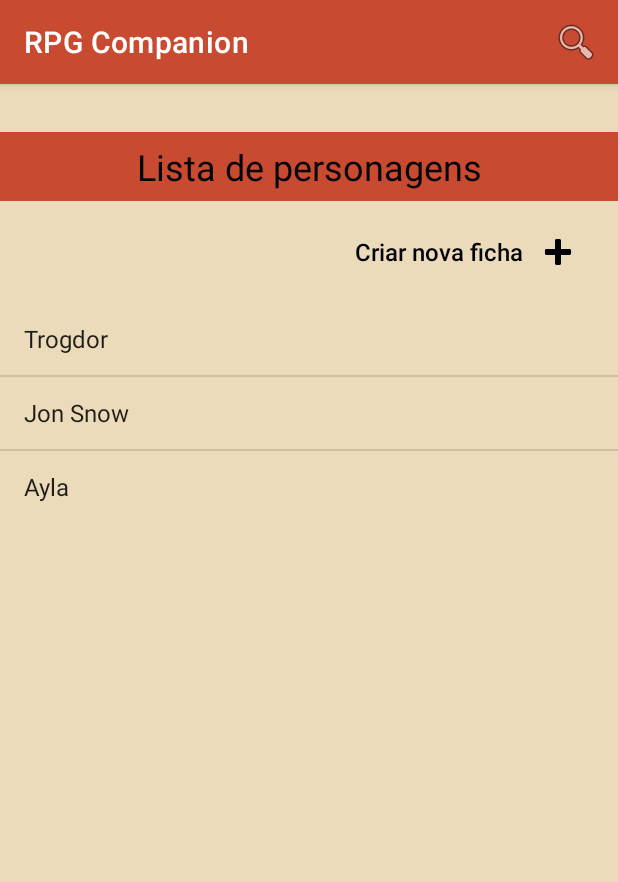
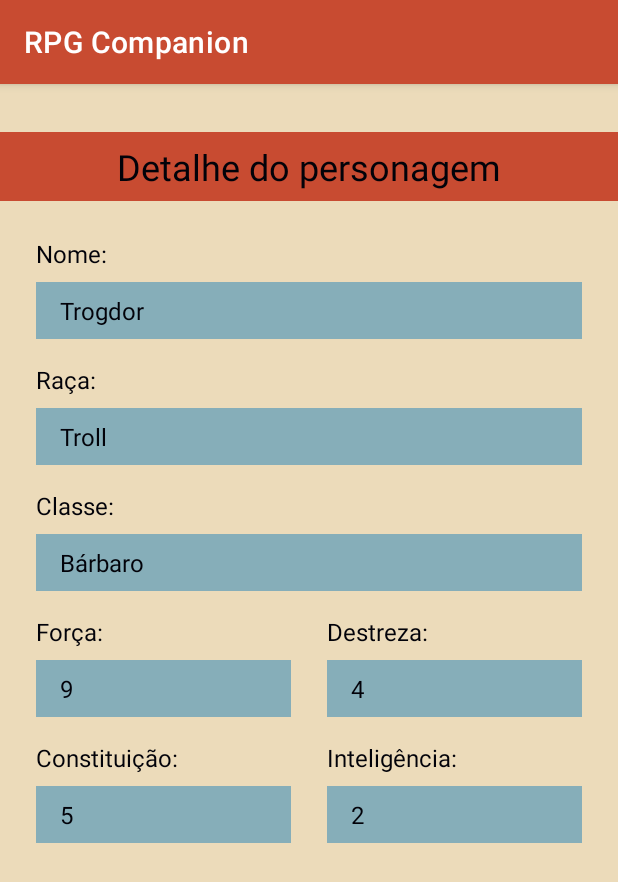
Before and after one commit to JoaoVSouto/rpg-companion-app, an Android app: the screen it shows after launch (MainActivity before the commit, FichaDetalheActivity after it), after a tap on "Trogdor", on a phone screen of 412 x 824 dp. Shown: the top 882 px of the screen. Run offline under Robolectric (Android 15) with nearby library versions, the phone set to English and light mode, and no system bars.

Commit message:
create view ficha detail

```diff
--- a/app/src/main/AndroidManifest.xml
+++ b/app/src/main/AndroidManifest.xml
@@ -10,6 +10,9 @@
         android:supportsRtl="true"
         android:theme="@style/Theme.RPGCompanion">
         <activity
+            android:name=".FichaDetalheActivity"
+            android:exported="false" />
+        <activity
             android:name=".MainActivity"
             android:exported="true">
             <intent-filter>
--- /dev/null
+++ b/app/src/main/java/com/example/rpgcompanion/FichaDetalheActivity.java
@@ -0,0 +1,34 @@
+package com.example.rpgcompanion;
+
+import androidx.appcompat.app.AppCompatActivity;
+import androidx.fragment.app.FragmentManager;
+import androidx.fragment.app.FragmentTransaction;
+
+import android.content.Intent;
+import android.os.Bundle;
+
+import com.example.rpgcompanion.fragmentos.FichaDetalheFragment;
+import com.example.rpgcompanion.model.Ficha;
+
+public class FichaDetalheActivity extends AppCompatActivity {
+
+    @Override
+    protected void onCreate(Bundle savedInstanceState) {
+        super.onCreate(savedInstanceState);
+        setContentView(R.layout.activity_ficha_detalhe);
+
+        Intent it = getIntent();
+
+        Ficha ficha = (Ficha) it.getExtras().getSerializable(FichaDetalheFragment.FICHA);
+
+        FichaDetalheFragment fichaDetalheFragment = FichaDetalheFragment.novaInstancia(ficha);
+
+        FragmentManager fm = getSupportFragmentManager();
+
+        FragmentTransaction ft = fm.beginTransaction();
+
+        ft.replace(R.id.detalhe, fichaDetalheFragment, FichaDetalheFragment.TAG_DETALHE);
+
+        ft.commit();
+    }
+}
--- a/app/src/main/java/com/example/rpgcompanion/MainActivity.java
+++ b/app/src/main/java/com/example/rpgcompanion/MainActivity.java
@@ -3,14 +3,17 @@ package com.example.rpgcompanion;
 import androidx.appcompat.app.AppCompatActivity;
 import androidx.fragment.app.FragmentManager;
 
+import android.content.Intent;
 import android.os.Bundle;
 import android.view.Menu;
 import android.view.MenuItem;
 import android.widget.SearchView;
 
+import com.example.rpgcompanion.fragmentos.FichaDetalheFragment;
 import com.example.rpgcompanion.fragmentos.FichaListaFragment;
+import com.example.rpgcompanion.model.Ficha;
 
-public class MainActivity extends AppCompatActivity {
+public class MainActivity extends AppCompatActivity implements FichaListaFragment.AoClicarNaFicha {
 
     private FichaListaFragment fichaListaFragment;
     private FragmentManager mFragmentManager;
@@ -49,4 +52,11 @@ public class MainActivity extends AppCompatActivity {
 
         return super.onCreateOptionsMenu(menu);
     }
+
+    @Override
+    public void clicouNaFicha(Ficha ficha) {
+        Intent it = new Intent(this, FichaDetalheActivity.class);
+        it.putExtra(FichaDetalheFragment.FICHA, ficha);
+        startActivity(it);
+    }
 }
--- /dev/null
+++ b/app/src/main/java/com/example/rpgcompanion/fragmentos/FichaDetalheFragment.java
@@ -0,0 +1,75 @@
+package com.example.rpgcompanion.fragmentos;
+
+import android.os.Bundle;
+
+import androidx.fragment.app.Fragment;
+
+import android.view.LayoutInflater;
+import android.view.View;
+import android.view.ViewGroup;
+import android.widget.TextView;
+
+import com.example.rpgcompanion.R;
+import com.example.rpgcompanion.model.Ficha;
+
+public class FichaDetalheFragment extends Fragment {
+
+    TextView tvName;
+    TextView tvRace;
+    TextView tvClass;
+    TextView tvForce;
+    TextView tvDexterity;
+    TextView tvConstitution;
+    TextView tvIntelligence;
+
+    public static final String TAG_DETALHE = "tagDetalhes";
+    public static final String FICHA = "ficha";
+
+    Ficha mFicha;
+
+    public FichaDetalheFragment() {}
+
+    public static FichaDetalheFragment novaInstancia(Ficha ficha) {
+        FichaDetalheFragment fichaDetalheFragment = new FichaDetalheFragment();
+
+        Bundle parametros = new Bundle();
+        parametros.putSerializable(FICHA, ficha);
+
+        fichaDetalheFragment.setArguments(parametros);
+
+        return fichaDetalheFragment;
+    }
+
+    @Override
+    public void onCreate(Bundle savedInstanceState) {
+        super.onCreate(savedInstanceState);
+
+        mFicha = (Ficha) getArguments().getSerializable(FICHA);
+    }
+
+    @Override
+    public View onCreateView(LayoutInflater inflater, ViewGroup container,
+                             Bundle savedInstanceState) {
+        View layout = inflater.inflate(R.layout.fragment_ficha_detalhe, container, false);
+
+        tvName = layout.findViewById(R.id.tvName);
+        tvRace = layout.findViewById(R.id.tvRace);
+        tvClass = layout.findViewById(R.id.tvClass);
+        tvForce = layout.findViewById(R.id.tvForce);
+        tvDexterity = layout.findViewById(R.id.tvDexterity);
+        tvConstitution = layout.findViewById(R.id.tvConstitution);
+        tvIntelligence = layout.findViewById(R.id.tvIntelligence);
+
+        if (mFicha != null) {
+            tvName.setText(mFicha.getNome());
+            tvRace.setText(mFicha.getRaca());
+            tvClass.setText(mFicha.getClasse());
+            tvForce.setText(String.valueOf(mFicha.getForca()));
+            tvDexterity.setText(String.valueOf(mFicha.getDestreza()));
+            tvConstitution.setText(String.valueOf(mFicha.getConstituicao()));
+            tvIntelligence.setText(String.valueOf(mFicha.getInteligencia()));
+        }
+
+        return layout;
+    }
+}
--- a/app/src/main/java/com/example/rpgcompanion/fragmentos/FichaListaFragment.java
+++ b/app/src/main/java/com/example/rpgcompanion/fragmentos/FichaListaFragment.java
@@ -1,11 +1,14 @@
 package com.example.rpgcompanion.fragmentos;
 
+import android.app.Activity;
 import android.os.Bundle;
 
 import androidx.annotation.NonNull;
 import androidx.fragment.app.ListFragment;
 
+import android.view.View;
 import android.widget.ArrayAdapter;
+import android.widget.ListView;
 
 import com.example.rpgcompanion.model.Ficha;
 
@@ -37,6 +40,20 @@ public class FichaListaFragment extends ListFragment {
         fichas.add(new Ficha("Ayla", "Elfo", "Mago", 2, 4, 5, 9));
 
         return fichas;
+    }
+
+    @Override
+    public void onListItemClick(@NonNull ListView l, @NonNull View v, int position, long id) {
+        super.onListItemClick(l, v, position, id);
+
+        Activity activity = getActivity();
+
+        if (activity instanceof AoClicarNaFicha) {
+            Ficha ficha = (Ficha) l.getItemAtPosition(position);
+
+            AoClicarNaFicha listener = (AoClicarNaFicha) activity;
+            listener.clicouNaFicha(ficha);
+        }
     }
 
     public void buscar(String newText) {
@@ -74,4 +91,8 @@ public class FichaListaFragment extends ListFragment {
         setListAdapter(mAdapter);
     }
 
+    public interface AoClicarNaFicha {
+        void clicouNaFicha(Ficha ficha);
+    }
+
 }
--- /dev/null
+++ b/app/src/main/res/layout/activity_ficha_detalhe.xml
@@ -0,0 +1,10 @@
+<?xml version="1.0" encoding="utf-8"?>
+<FrameLayout
+    xmlns:android="http://schemas.android.com/apk/res/android"
+    xmlns:tools="http://schemas.android.com/tools"
+    android:layout_width="match_parent"
+    android:layout_height="match_parent"
+    tools:context=".FichaDetalheActivity"
+    android:id="@+id/detalhe">
+
+</FrameLayout>
--- /dev/null
+++ b/app/src/main/res/layout/fragment_ficha_detalhe.xml
@@ -0,0 +1,205 @@
+<?xml version="1.0" encoding="utf-8"?>
+<LinearLayout xmlns:android="http://schemas.android.com/apk/res/android"
+    xmlns:tools="http://schemas.android.com/tools"
+    android:layout_width="match_parent"
+    android:layout_height="match_parent"
+    android:orientation="vertical"
+    android:background="@color/beige"
+    tools:context="com.example.rpgcompanion.FichaDetalheActivity">
+
+    <TextView
+        android:id="@+id/textView"
+        android:layout_width="match_parent"
+        android:layout_height="46dp"
+        android:layout_marginTop="32dp"
+        android:background="@color/brick"
+        android:gravity="center_vertical"
+        android:text="Detalhe do personagem"
+        android:textAlignment="center"
+        android:textColor="@color/black"
+        android:textSize="24sp" />
+
+    <LinearLayout
+        android:layout_width="match_parent"
+        android:layout_height="match_parent"
+        android:padding="24dp"
+        android:orientation="vertical">
+        <TextView
+            android:id="@+id/textView2"
+            android:layout_width="match_parent"
+            android:layout_height="wrap_content"
+            android:text="Nome:"
+            android:textColor="@color/black"
+            android:textSize="16sp" />
+
+        <TextView
+            android:id="@+id/tvName"
+            android:layout_width="match_parent"
+            android:layout_height="wrap_content"
+            android:layout_marginTop="8dp"
+            android:background="@color/teal"
+            android:paddingVertical="8dp"
+            android:paddingHorizontal="16dp"
+            android:textColor="@color/black"
+            android:textSize="16dp"/>
+
+        <TextView
+            android:id="@+id/textView4"
+            android:layout_width="match_parent"
+            android:layout_height="wrap_content"
+            android:layout_marginTop="16dp"
+            android:text="Raça:"
+            android:textColor="@color/black"
+            android:textSize="16sp" />
+
+        <TextView
+            android:id="@+id/tvRace"
+            android:layout_width="match_parent"
+            android:layout_height="wrap_content"
+            android:layout_marginTop="8dp"
+            android:background="@color/teal"
+            android:paddingVertical="8dp"
+            android:paddingHorizontal="16dp"
+            android:textColor="@color/black"
+            android:textSize="16dp"/>
+
+        <TextView
+            android:id="@+id/textView6"
+            android:layout_width="match_parent"
+            android:layout_height="wrap_content"
+            android:layout_marginTop="16dp"
+            android:text="Classe:"
+            android:textColor="@color/black"
+            android:textSize="16sp" />
+
+        <TextView
+            android:id="@+id/tvClass"
+            android:layout_width="match_parent"
+            android:layout_height="wrap_content"
+            android:layout_marginTop="8dp"
+            android:background="@color/teal"
+            android:paddingVertical="8dp"
+            android:paddingHorizontal="16dp"
+            android:textColor="@color/black"
+            android:textSize="16dp"/>
+
+        <LinearLayout
+            android:layout_width="match_parent"
+            android:layout_height="wrap_content">
+
+            <LinearLayout
+                android:layout_width="0dp"
+                android:layout_height="wrap_content"
+                android:orientation="vertical"
+                android:layout_weight="1"
+                android:layout_marginRight="24dp">
+                <TextView
+                    android:id="@+id/textView8"
+                    android:layout_width="match_parent"
+                    android:layout_height="wrap_content"
+                    android:layout_marginTop="16dp"
+                    android:text="Força:"
+                    android:textColor="@color/black"
+                    android:textSize="16sp" />
+
+                <TextView
+                    android:id="@+id/tvForce"
+                    android:layout_width="match_parent"
+                    android:layout_height="wrap_content"
+                    android:layout_marginTop="8dp"
+                    android:background="@color/teal"
+                    android:paddingVertical="8dp"
+                    android:paddingHorizontal="16dp"
+                    android:textColor="@color/black"
+                    android:textSize="16dp"/>
+            </LinearLayout>
+
+            <LinearLayout
+                android:layout_width="0dp"
+                android:layout_height="wrap_content"
+                android:orientation="vertical"
+                android:layout_weight="1">
+                <TextView
+                    android:id="@+id/textView10"
+                    android:layout_width="match_parent"
+                    android:layout_height="wrap_content"
+                    android:layout_marginTop="16dp"
+                    android:text="Destreza:"
+                    android:textColor="@color/black"
+                    android:textSize="16sp" />
+
+                <TextView
+                    android:id="@+id/tvDexterity"
+                    android:layout_width="match_parent"
+                    android:layout_height="wrap_content"
+                    android:layout_marginTop="8dp"
+                    android:background="@color/teal"
+                    android:paddingVertical="8dp"
+                    android:paddingHorizontal="16dp"
+                    android:textColor="@color/black"
+                    android:textSize="16dp"/>
+            </LinearLayout>
+
+        </LinearLayout>
+
+        <LinearLayout
+            android:layout_width="match_parent"
+            android:layout_height="wrap_content">
+
+            <LinearLayout
+                android:layout_width="0dp"
+                android:layout_height="wrap_content"
+                android:orientation="vertical"
+                android:layout_weight="1"
+                android:layout_marginRight="24dp">
+                <TextView
+                    android:id="@+id/textView12"
+                    android:layout_width="match_parent"
+                    android:layout_height="wrap_content"
+                    android:layout_marginTop="16dp"
+                    android:text="Constituição:"
+                    android:textColor="@color/black"
+                    android:textSize="16sp" />
+
+                <TextView
+                    android:id="@+id/tvConstitution"
+                    android:layout_width="match_parent"
+                    android:layout_height="wrap_content"
+                    android:layout_marginTop="8dp"
+                    android:background="@color/teal"
+                    android:paddingVertical="8dp"
+                    android:paddingHorizontal="16dp"
+                    android:textColor="@color/black"
+                    android:textSize="16dp"/>
+            </LinearLayout>
+
+            <LinearLayout
+                android:layout_width="0dp"
+                android:layout_height="wrap_content"
+                android:orientation="vertical"
+                android:layout_weight="1">
+                <TextView
+                    android:id="@+id/textView14"
+                    android:layout_width="match_parent"
+                    android:layout_height="wrap_content"
+                    android:layout_marginTop="16dp"
+                    android:text="Inteligência:"
+                    android:textColor="@color/black"
+                    android:textSize="16sp" />
+
+                <TextView
+                    android:id="@+id/tvIntelligence"
+                    android:layout_width="match_parent"
+                    android:layout_height="wrap_content"
+                    android:layout_marginTop="8dp"
+                    android:background="@color/teal"
+                    android:paddingVertical="8dp"
+                    android:paddingHorizontal="16dp"
+                    android:textColor="@color/black"
+                    android:textSize="16dp"/>
+            </LinearLayout>
+
+        </LinearLayout>
+    </LinearLayout>
+
+</LinearLayout>
--- a/app/src/main/res/values/colors.xml
+++ b/app/src/main/res/values/colors.xml
@@ -9,4 +9,5 @@
     <color name="white">#FFFFFFFF</color>
     <color name="brick">#C84B31</color>
     <color name="beige">#ECDBBA</color>
+    <color name="teal">#86AEB9</color>
 </resources>
```
